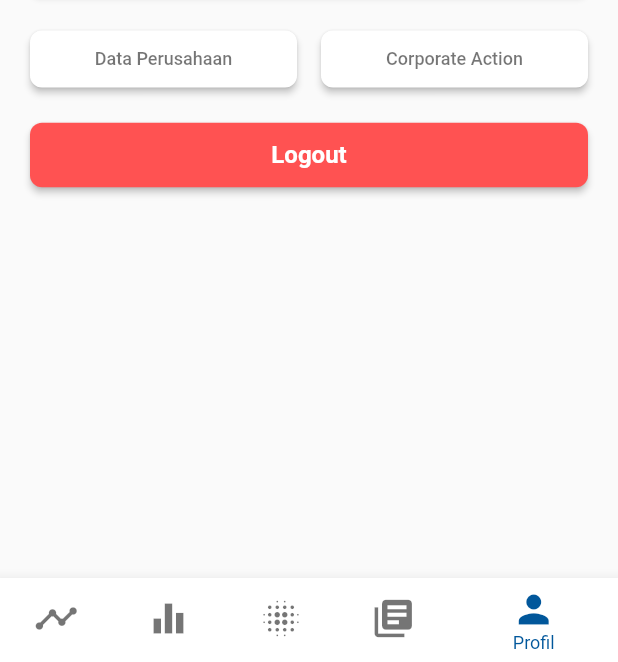
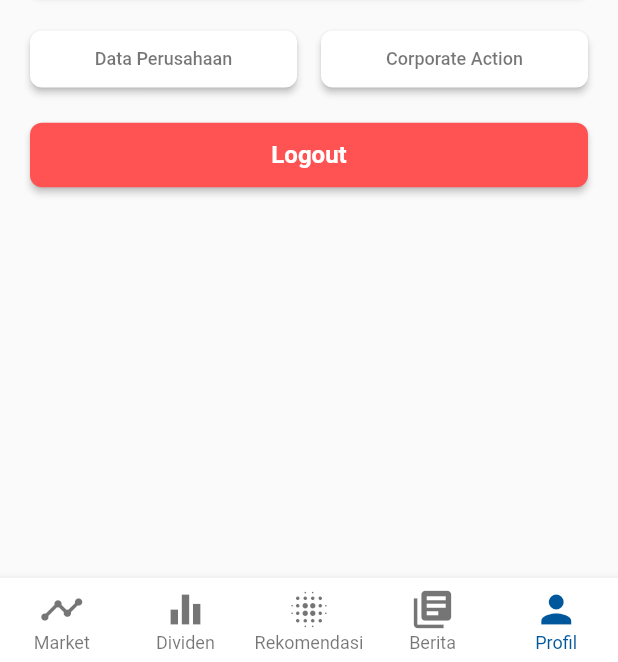
Before and after one commit to satriaadam/app_trikcuan, a Flutter app: the HomePage screen opened directly, item 5 of the bottom bar chosen, on a phone screen of 412 x 824 dp, the part 574-1236 px from its top. Run offline on Flutter 3.47's test engine with Material 2 defaults, Android fonts, the phone set to English and light mode, and no system bars; our stand-ins replace bloc, connectivity, dio, equatable, flutter_bloc, pull_to_refresh and 5 more; missing offline and left inert: indonesia; accounts and stored records are empty; network calls fail; Roboto replaces fonts that are missing (Monserrat, Poppins).

Commit message:
Update Apps mbahgiso

```diff
--- a/lib/daftar.dart
+++ b/lib/daftar.dart
@@ -48,6 +48,7 @@ class _DaftarState extends State<Daftar> {
         }
       },
       child: Scaffold(
+        backgroundColor: Colors.grey.shade100,
         resizeToAvoidBottomPadding: false,
         body: ListView(
           padding: EdgeInsets.only(bottom: 80),
--- a/lib/pages/home_page.dart
+++ b/lib/pages/home_page.dart
@@ -24,34 +24,48 @@ class _HomePageState extends State<HomePage> {
       ].elementAt(_selectedIndex),
       bottomNavigationBar: BottomNavigationBar(
         unselectedItemColor: Colors.black54,
+        type: BottomNavigationBarType.fixed,
+        elevation: 5.0,
+        showUnselectedLabels: true,
         selectedItemColor: Colors.lightBlue[900],
         iconSize: 30.0,
+        backgroundColor: Colors.white,
         selectedFontSize: 12.0,
         items: [
           BottomNavigationBarItem(
             icon: Icon(Icons.timeline),
-            title: Text('Market'),
-            backgroundColor: Colors.white,
+            title: Text('Market', style:TextStyle(
+              fontSize: 10.0
+            ),),
+         //   backgroundColor: Colors.white,
           ),
           BottomNavigationBarItem(
             icon: Icon(Icons.equalizer),
-            title: Text('Dividen'),
-            backgroundColor: Colors.white,
+            title: Text('Dividen', style: TextStyle(
+              fontSize: 10.0
+            ),),
+       //     backgroundColor: Colors.white,
           ),
           BottomNavigationBarItem(
             icon: Icon(Icons.blur_on),
-            title: Text('Rekomendasi'),
-            backgroundColor: Colors.white,
+            title: Text('Rekomendasi', style: TextStyle(
+              fontSize: 10.0
+            ),),
+        //    backgroundColor: Colors.white,
           ),
           BottomNavigationBarItem(
             icon: Icon(Icons.library_books),
-            title: Text('Berita'),
-            backgroundColor: Colors.white,
+            title: Text('Berita', style: TextStyle(
+              fontSize: 10.0
+            ),),
+        //    backgroundColor: Colors.white,
           ),
           BottomNavigationBarItem(
             icon: Icon(Icons.person),
-            title: Text('Profil'),
-            backgroundColor: Colors.white,
+            title: Text('Profil', style: TextStyle(
+              fontSize: 10.0
+            ),),
+       //     backgroundColor: Colors.white,
           ),
         ],
         currentIndex: _selectedIndex,
```
